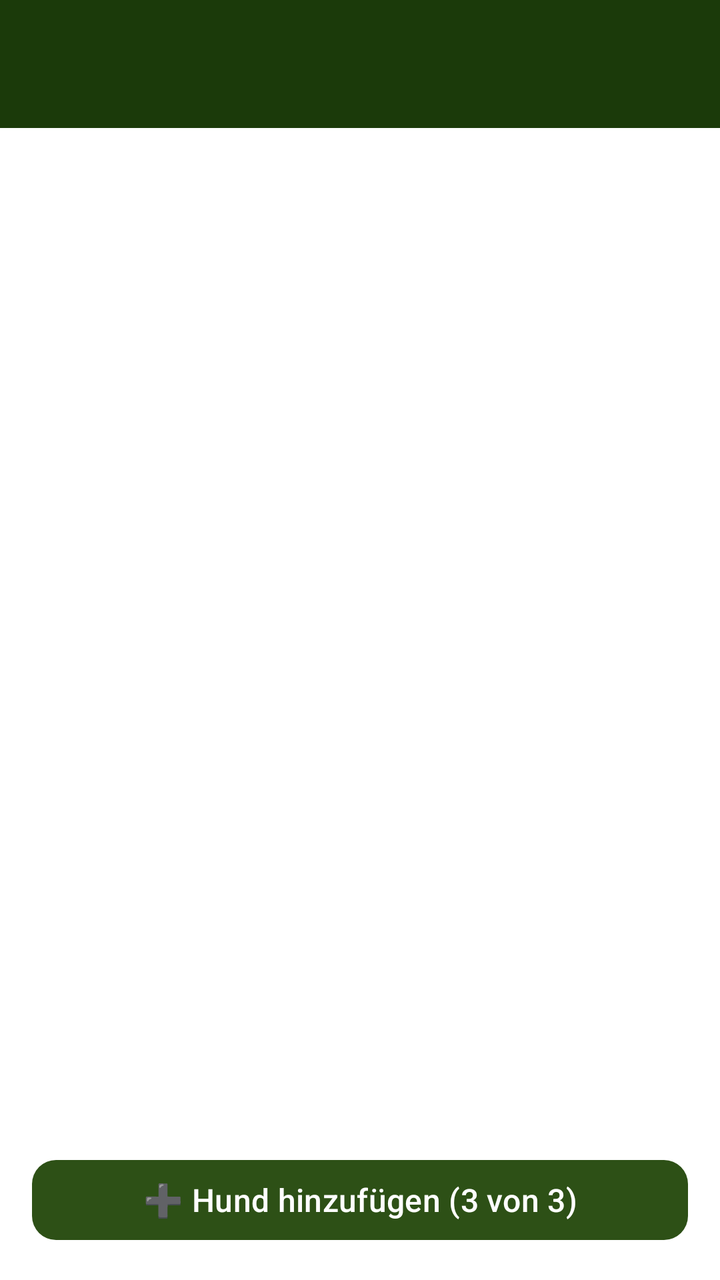
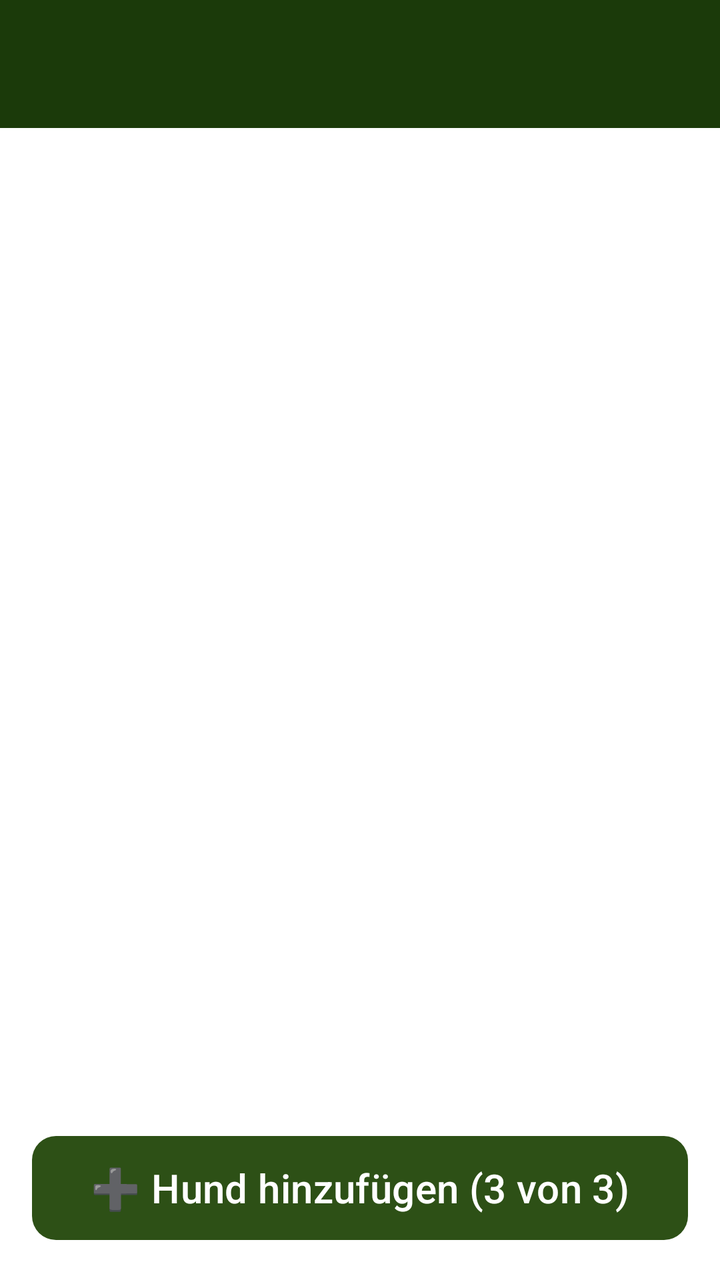

Compare the two renders of this Android layout. The source of the first and the diff that turns it into the second are given below.
<!-- AndroidManifest.xml: activity theme Theme.HundeWildnis -->
<!-- res/layout/activity_dog_profile.xml -->
<?xml version="1.0" encoding="utf-8"?>
<androidx.coordinatorlayout.widget.CoordinatorLayout
    xmlns:android="http://schemas.android.com/apk/res/android"
    xmlns:app="http://schemas.android.com/apk/res-auto"
    android:layout_width="match_parent"
    android:layout_height="match_parent">

    <com.google.android.material.appbar.AppBarLayout
        android:layout_width="match_parent"
        android:layout_height="wrap_content"
        android:fitsSystemWindows="true">

        <androidx.appcompat.widget.Toolbar
            android:id="@+id/toolbar"
            android:layout_width="match_parent"
            android:layout_height="?attr/actionBarSize"
            android:background="#1B3A0A"
            app:titleTextColor="#FFFFFF" />
    </com.google.android.material.appbar.AppBarLayout>

    <LinearLayout
        android:layout_width="match_parent"
        android:layout_height="match_parent"
        android:orientation="vertical"
        app:layout_behavior="@string/appbar_scrolling_view_behavior">

        <androidx.recyclerview.widget.RecyclerView
            android:id="@+id/recyclerView"
            android:layout_width="match_parent"
            android:layout_height="0dp"
            android:layout_weight="1"
            android:padding="8dp" />

        <TextView
            android:id="@+id/emptyView"
            android:layout_width="wrap_content"
            android:layout_height="wrap_content"
            android:layout_gravity="center"
            android:text="🐕 Noch keine Hunde\n\nTippe auf ➕ um einen Hund hinzuzufügen"
            android:textAlignment="center"
            android:textSize="16sp"
            android:textColor="#666666"
            android:visibility="gone"
            android:layout_marginTop="100dp" />

        <ProgressBar
            android:id="@+id/progressBar"
            android:layout_width="wrap_content"
            android:layout_height="wrap_content"
            android:layout_gravity="center"
            android:visibility="gone" />

        <com.google.android.material.button.MaterialButton
            android:id="@+id/btnAddDog"
            android:layout_width="match_parent"
            android:layout_height="wrap_content"
            android:text="➕ Hund hinzufügen (3 von 3)"
            android:textSize="16sp"
            app:backgroundTint="#2d5016"
            android:textColor="#FFFFFF"
            android:layout_margin="16dp"
            app:cornerRadius="12dp" />

    </LinearLayout>

</androidx.coordinatorlayout.widget.CoordinatorLayout>
<!-- resources referenced by this layout -->
<resources>
  <style name="Base.Theme.HundeWildnis" parent="Theme.Material3.Light.NoActionBar">
          <item name="colorPrimary">#2d5016</item>
          <item name="colorPrimaryVariant">#1a3009</item>
          <item name="colorOnPrimary">#FFFFFF</item>
          <item name="colorSecondary">#6b8e4e</item>
          <item name="colorSecondaryVariant">#4a6135</item>
          <item name="colorOnSecondary">#000000</item>
          <item name="android:statusBarColor">?attr/colorPrimaryVariant</item>
  
          <item name="android:navigationBarColor">@android:color/transparent</item>
          <item name="android:windowLightStatusBar">true</item>
          <item name="android:windowLightNavigationBar">true</item>
          <item name="android:enforceNavigationBarContrast" tools:targetApi="q">false</item>
          <item name="android:enforceStatusBarContrast" tools:targetApi="q">false</item>
  
          
          <item name="colorAccent">#2d5016</item>
          <item name="android:textColorPrimary">#000000</item>
  
          
          <item name="materialAlertDialogTheme">@style/AlertDialogTheme</item>
  
          
          <item name="actionMenuTextColor">#FFFFFF</item>
  
          
          <item name="android:windowBackground">#FFFFFF</item>
          <item name="android:colorBackground">#FFFFFF</item>
      </style>
  <style name="AlertDialogTheme" parent="ThemeOverlay.Material3.MaterialAlertDialog">
          
          <item name="colorSurface">#FFFFFF</item>
  
          
          <item name="colorOnSurface">#000000</item>
          <item name="android:textColorPrimary">#000000</item>
  
          
          <item name="buttonBarPositiveButtonStyle">@style/DialogButtonStyle.Light</item>
          <item name="buttonBarNegativeButtonStyle">@style/DialogButtonStyle.Light</item>
          <item name="buttonBarNeutralButtonStyle">@style/DialogButtonStyle.Light</item>
      </style>
  <style name="DialogButtonStyle.Light" parent="Widget.Material3.Button.TextButton.Dialog">
          
          <item name="android:textColor">#2d5016</item>
  
          
          <item name="backgroundTint">@android:color/transparent</item>
  
          
          <item name="rippleColor">#332d5016</item>
      </style>
  <!-- unchanged entries left out for length: 1 -->
</resources>

<!-- the commit's change to res/layout/activity_dog_profile.xml (unified diff, before → after) -->
@@ -5,10 +5,10 @@
     android:layout_width="match_parent"
     android:layout_height="match_parent">
 
-    <com.google.android.material.appbar.AppBarLayout
+    <com.google.android.material.appbar.AppBarLayout android:id="@+id/appbar"
         android:layout_width="match_parent"
         android:layout_height="wrap_content"
-        android:fitsSystemWindows="true">
+        android:fitsSystemWindows="false">
 
         <androidx.appcompat.widget.Toolbar
             android:id="@+id/toolbar"
@@ -27,7 +27,7 @@
         <androidx.recyclerview.widget.RecyclerView
             android:id="@+id/recyclerView"
             android:layout_width="match_parent"
-            android:layout_height="0dp"
+            android:layout_height="wrap_content"
             android:layout_weight="1"
             android:padding="8dp" />
 
@@ -38,7 +38,7 @@
             android:layout_gravity="center"
             android:text="🐕 Noch keine Hunde\n\nTippe auf ➕ um einen Hund hinzuzufügen"
             android:textAlignment="center"
-            android:textSize="16sp"
+            android:textSize="@dimen/text_body_medium"
             android:textColor="#666666"
             android:visibility="gone"
             android:layout_marginTop="100dp" />
@@ -55,7 +55,7 @@
             android:layout_width="match_parent"
             android:layout_height="wrap_content"
             android:text="➕ Hund hinzufügen (3 von 3)"
-            android:textSize="16sp"
+            android:textSize="@dimen/text_body_medium"
             app:backgroundTint="#2d5016"
             android:textColor="#FFFFFF"
             android:layout_margin="16dp"
<!-- resource entries referenced after the edit -->
@@ -1,17 +1,21 @@
 <!-- resources referenced by this layout -->
 <resources>
+  <dimen name="text_body_medium">14sp</dimen>
   <style name="Base.Theme.HundeWildnis" parent="Theme.Material3.Light.NoActionBar">
+          
+          <item name="materialButtonStyle">@style/Widget.App.Button</item>
+  
           <item name="colorPrimary">#2d5016</item>
           <item name="colorPrimaryVariant">#1a3009</item>
           <item name="colorOnPrimary">#FFFFFF</item>
           <item name="colorSecondary">#6b8e4e</item>
           <item name="colorSecondaryVariant">#4a6135</item>
           <item name="colorOnSecondary">#000000</item>
-          <item name="android:statusBarColor">?attr/colorPrimaryVariant</item>
-  
+          <item name="android:statusBarColor">@android:color/transparent</item>
           <item name="android:navigationBarColor">@android:color/transparent</item>
+          <item name="android:windowDrawsSystemBarBackgrounds">true</item>
           <item name="android:windowLightStatusBar">true</item>
-          <item name="android:windowLightNavigationBar">true</item>
+          <item name="android:windowLightNavigationBar" tools:targetApi="27">true</item>
           <item name="android:enforceNavigationBarContrast" tools:targetApi="q">false</item>
           <item name="android:enforceStatusBarContrast" tools:targetApi="q">false</item>
   
@@ -21,13 +25,26 @@
   
           
           <item name="materialAlertDialogTheme">@style/AlertDialogTheme</item>
+          <item name="alertDialogTheme">@style/AlertDialogTheme</item>
   
           
           <item name="actionMenuTextColor">#FFFFFF</item>
+          <item name="actionOverflowButtonStyle">@style/Widget.App.Overflow</item>
   
           
           <item name="android:windowBackground">#FFFFFF</item>
           <item name="android:colorBackground">#FFFFFF</item>
+      </style>
+  <style name="Widget.App.Button" parent="Widget.Material3.Button">
+          <item name="autoSizeTextType">uniform</item>
+          <item name="autoSizeMinTextSize">12sp</item>
+          <item name="autoSizeMaxTextSize">@dimen/text_button_large</item>
+          <item name="autoSizeStepGranularity">1sp</item>
+          <item name="android:maxLines">2</item>
+          <item name="android:ellipsize">end</item>
+          <item name="android:paddingStart">16dp</item>
+          <item name="android:paddingEnd">16dp</item>
+          <item name="android:minHeight">60dp</item>
       </style>
   <style name="AlertDialogTheme" parent="ThemeOverlay.Material3.MaterialAlertDialog">
           
@@ -41,10 +58,39 @@
           <item name="buttonBarPositiveButtonStyle">@style/DialogButtonStyle.Light</item>
           <item name="buttonBarNegativeButtonStyle">@style/DialogButtonStyle.Light</item>
           <item name="buttonBarNeutralButtonStyle">@style/DialogButtonStyle.Light</item>
+  
+          
+          <item name="buttonBarStyle">@style/Widget.App.ButtonBar</item>
+  
+          
+          <item name="android:buttonStyle">@style/DialogButtonStyle.Light</item>
       </style>
+  <style name="Widget.App.Overflow" parent="Widget.AppCompat.ActionButton.Overflow">
+          <item name="android:src">@drawable/ic_menu_hamburger</item>
+      </style>
+  <dimen name="text_button_large">20sp</dimen>
   <style name="DialogButtonStyle.Light" parent="Widget.Material3.Button.TextButton.Dialog">
           
           <item name="android:textColor">#2d5016</item>
+  
+          
+          <item name="android:textSize">13sp</item>
+          <item name="android:textAllCaps">false</item>
+          <item name="android:maxLines">2</item>
+          <item name="android:singleLine">false</item>
+          <item name="android:ellipsize">none</item>
+          <item name="autoSizeTextType">uniform</item>
+          <item name="autoSizeMinTextSize">10sp</item>
+          <item name="autoSizeMaxTextSize">16sp</item>
+  
+          
+          <item name="android:paddingStart">2dp</item>
+          <item name="android:paddingEnd">2dp</item>
+          <item name="android:minWidth">0dp</item>
+          <item name="android:insetLeft">0dp</item>
+          <item name="android:insetRight">0dp</item>
+          <item name="android:insetTop">0dp</item>
+          <item name="android:insetBottom">0dp</item>
   
           
           <item name="backgroundTint">@android:color/transparent</item>
@@ -52,6 +98,19 @@
           
           <item name="rippleColor">#332d5016</item>
       </style>
+  <style name="Widget.App.ButtonBar" parent="Widget.AppCompat.ButtonBar.AlertDialog">
+          <item name="android:padding">0dp</item>
+      </style>
+  <!-- drawable ic_menu_hamburger (drawable) -->
+  <vector xmlns:android="http://schemas.android.com/apk/res/android"
+      android:width="24dp"
+      android:height="24dp"
+      android:viewportWidth="24"
+      android:viewportHeight="24">
+      <path
+          android:fillColor="#FFFFFF"
+          android:pathData="M3,18h18v-2H3V18z M3,13h18v-2H3V13z M3,6v2h18V6H3z" />
+  </vector>
   <!-- unchanged entries left out for length: 1 -->
 </resources>
 
